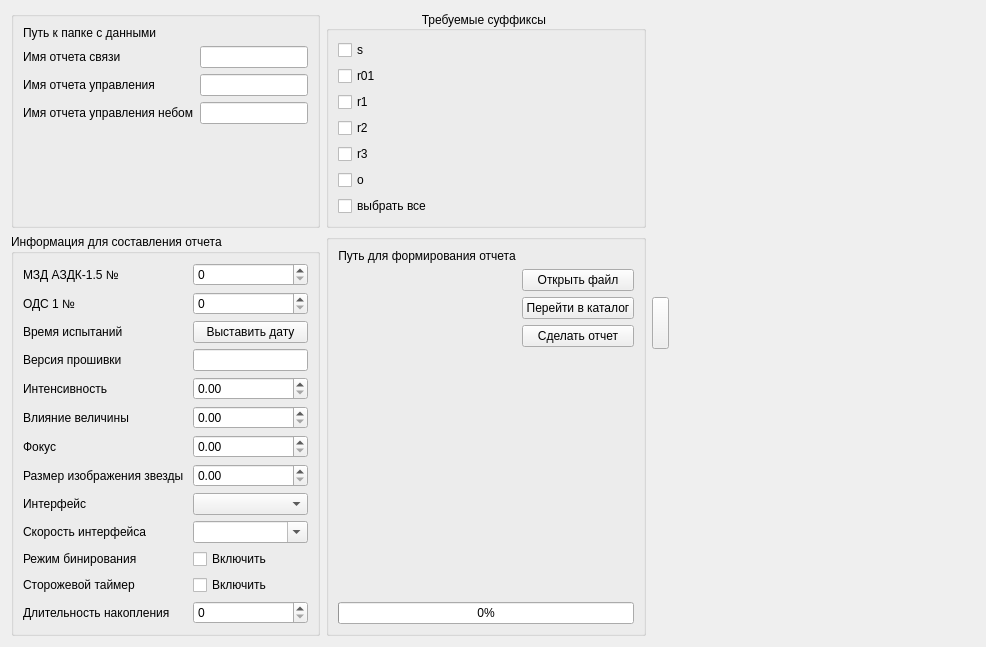
Qt form Source/report/qt/otchet/mainwindow3.ui (RockHero666/AZDK_PDFcreator) before a commit.
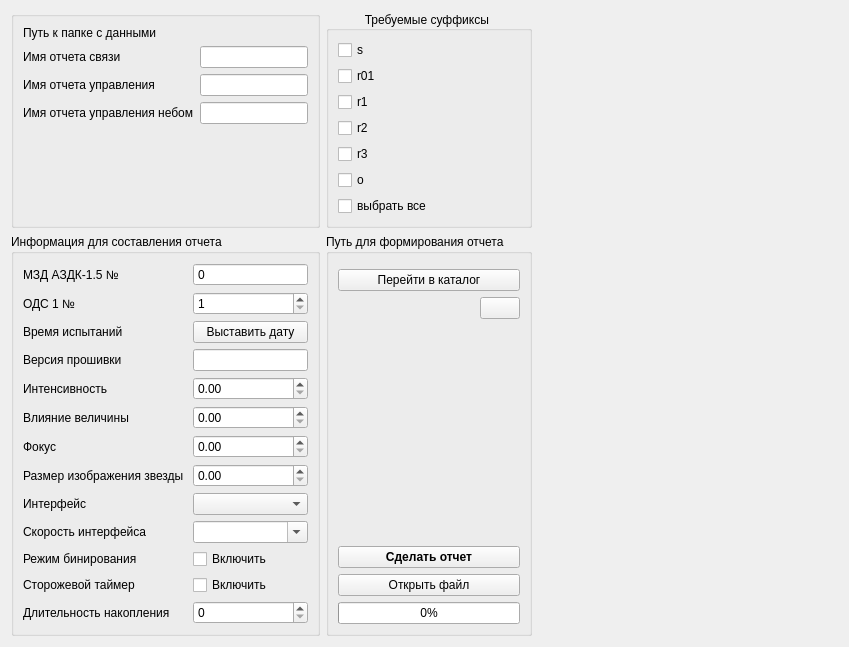
The same form after that commit. Icons and pictures are not drawn. Custom widgets are drawn as their Qt base class.

What changed in the file:
```diff
--- a/Source/report/qt/otchet/mainwindow3.ui
+++ b/Source/report/qt/otchet/mainwindow3.ui
@@ -6,7 +6,7 @@
    <rect>
     <x>0</x>
     <y>0</y>
-    <width>962</width>
+    <width>780</width>
     <height>576</height>
    </rect>
   </property>
@@ -39,7 +39,11 @@
          </widget>
         </item>
         <item row="0" column="1">
-         <widget class="QSpinBox" name="number_spinBox"/>
+         <widget class="QSpinBox" name="number_spinBox">
+          <property name="buttonSymbols">
+           <enum>QAbstractSpinBox::NoButtons</enum>
+          </property>
+         </widget>
         </item>
         <item row="1" column="0">
          <widget class="QLabel" name="label_19">
@@ -49,7 +53,14 @@
          </widget>
         </item>
         <item row="1" column="1">
-         <widget class="QSpinBox" name="number_ods_spinBox"/>
+         <widget class="QSpinBox" name="number_ods_spinBox">
+          <property name="minimum">
+           <number>1</number>
+          </property>
+          <property name="maximum">
+           <number>999</number>
+          </property>
+         </widget>
         </item>
         <item row="2" column="0">
          <widget class="QLabel" name="label_18">
@@ -337,41 +348,45 @@
         </sizepolicy>
        </property>
        <property name="title">
-        <string/>
+        <string>Путь для формирования отчета</string>
        </property>
-       <layout class="QFormLayout" name="formLayout_3">
-        <item row="0" column="0">
-         <widget class="QLabel" name="label_17">
-          <property name="text">
-           <string>Путь для формирования отчета</string>
-          </property>
-          <property name="alignment">
-           <set>Qt::AlignCenter</set>
-          </property>
-         </widget>
-        </item>
-        <item row="0" column="1">
+       <layout class="QVBoxLayout" name="verticalLayout">
+        <item>
          <widget class="FilePathEdit" name="fpe_2">
           <property name="dialogMode" stdset="0">
            <enum>FilePathEdit::FILESAVE</enum>
           </property>
          </widget>
         </item>
-        <item row="1" column="1">
-         <widget class="QPushButton" name="open_file">
-          <property name="text">
-           <string>Открыть файл</string>
-          </property>
-         </widget>
-        </item>
-        <item row="2" column="1">
+        <item>
          <widget class="QPushButton" name="to_path_button">
           <property name="text">
            <string>Перейти в каталог</string>
           </property>
          </widget>
         </item>
-        <item row="5" column="0">
+        <item alignment="Qt::AlignRight">
+         <widget class="QPushButton" name="loger_button">
+          <property name="toolTip">
+           <string>Показ журнала сообщений</string>
+          </property>
+          <property name="autoFillBackground">
+           <bool>false</bool>
+          </property>
+          <property name="text">
+           <string/>
+          </property>
+          <property name="icon">
+           <iconset resource="resource.qrc">
+            <normaloff>:/res/res/r.png</normaloff>
+            <normalon>:/res/res/l.png</normalon>:/res/res/r.png</iconset>
+          </property>
+          <property name="checkable">
+           <bool>true</bool>
+          </property>
+         </widget>
+        </item>
+        <item>
          <spacer name="verticalSpacer">
           <property name="orientation">
            <enum>Qt::Vertical</enum>
@@ -384,7 +399,27 @@
           </property>
          </spacer>
         </item>
-        <item row="6" column="0" colspan="2">
+        <item>
+         <widget class="QPushButton" name="create_button">
+          <property name="font">
+           <font>
+            <weight>75</weight>
+            <bold>true</bold>
+           </font>
+          </property>
+          <property name="text">
+           <string>Сделать отчет</string>
+          </property>
+         </widget>
+        </item>
+        <item>
+         <widget class="QPushButton" name="open_file">
+          <property name="text">
+           <string>Открыть файл</string>
+          </property>
+         </widget>
+        </item>
+        <item>
          <widget class="QProgressBar" name="progressBar">
           <property name="styleSheet">
            <string notr="true">QProgressBar {
@@ -405,45 +440,11 @@
           </property>
          </widget>
         </item>
-        <item row="3" column="1">
-         <widget class="QPushButton" name="create_button">
-          <property name="text">
-           <string>Сделать отчет</string>
-          </property>
-         </widget>
-        </item>
        </layout>
       </widget>
      </item>
     </layout>
    </item>
-   <item row="0" column="1">
-    <widget class="QPushButton" name="loger_button">
-     <property name="maximumSize">
-      <size>
-       <width>17</width>
-       <height>52</height>
-      </size>
-     </property>
-     <property name="autoFillBackground">
-      <bool>false</bool>
-     </property>
-     <property name="text">
-      <string/>
-     </property>
-     <property name="icon">
-      <iconset resource="resource.qrc">
-       <normaloff>:/res/res/r.png</normaloff>
-       <normalon>:/res/res/l.png</normalon>:/res/res/r.png</iconset>
-     </property>
-     <property name="checkable">
-      <bool>true</bool>
-     </property>
-     <property name="checked">
-      <bool>false</bool>
-     </property>
-    </widget>
-   </item>
    <item row="0" column="2">
     <widget class="LogWidget" name="loger" native="true">
      <property name="sizePolicy">
```
